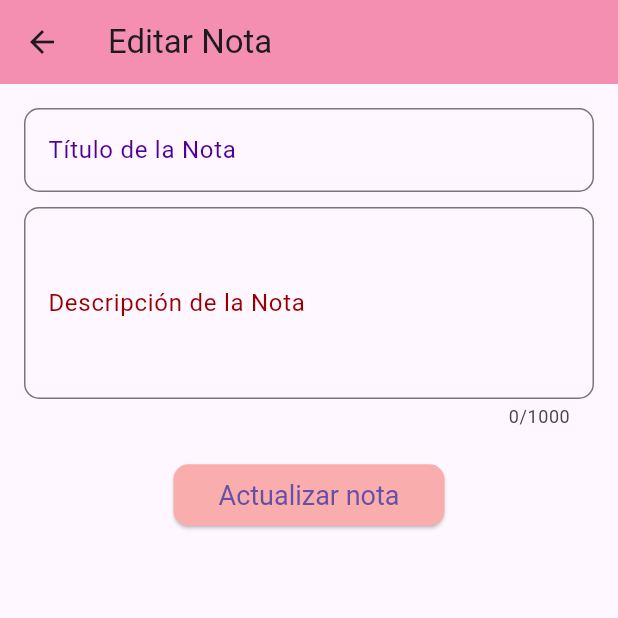
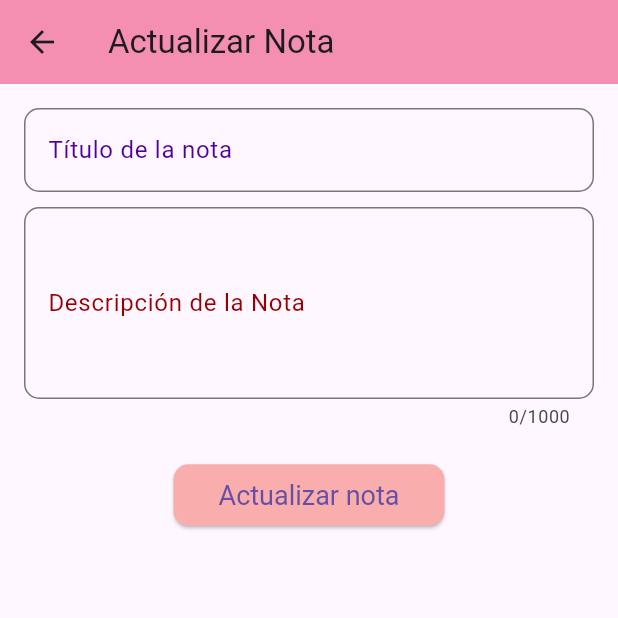
Before and after one commit to Joselinejim/Jimenez_Joseline_CRUD, a Flutter app: the EditNoteScreen screen opened directly with empty values, on a phone screen of 412 x 824 dp, the top half of it. Run offline on Flutter 3.47's test engine with Material 3 defaults, Android fonts, the phone set to English and light mode, and no system bars; our stand-ins replace sqflite; accounts and stored records are empty.

Commit message:
Actualizar nota

```diff
--- a/lib/paginas/editar_nota.dart
+++ b/lib/paginas/editar_nota.dart
@@ -35,7 +35,7 @@ class _EditNoteScreenState extends State<EditNoteScreen> {
   Widget build(BuildContext context) {
     return Scaffold(
       appBar: AppBar(
-        title: Text('Editar Nota'),
+        title: Text('Actualizar Nota'),
         backgroundColor: Colors.pink.shade200,
       ),
       body: Padding(
@@ -57,7 +57,7 @@ class _EditNoteScreenState extends State<EditNoteScreen> {
                   border: OutlineInputBorder(
                     borderRadius: BorderRadius.circular(10),
                   ),
-                  labelText: 'Título de la Nota',
+                  labelText: 'Título de la nota',
                   labelStyle: TextStyle(color: Color.fromARGB(255, 80, 0, 150)),
                   focusedBorder: OutlineInputBorder(
                     borderSide: BorderSide(color: Color.fromARGB(209, 0, 95, 150)),
```
